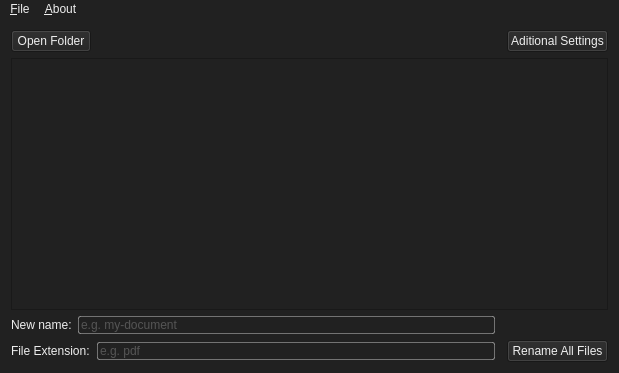
The window that mainwindow.ui (darko3/batch-renamer-gui) describes before a commit, drawn with Qt 5.
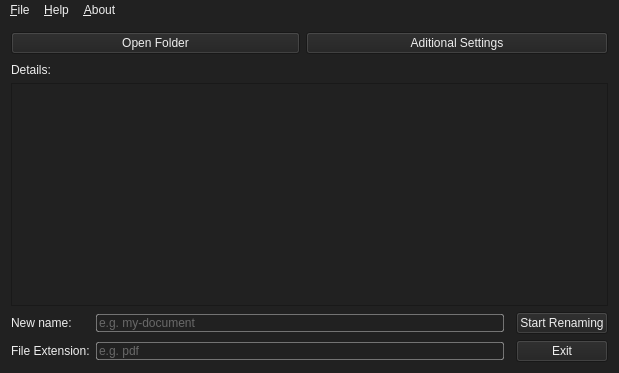
The same window after the commit.

Commit message: Updated interface design

Patch:
```diff
--- a/mainwindow.ui
+++ b/mainwindow.ui
@@ -18,8 +18,30 @@
 background-color: #212121;</string>
   </property>
   <widget class="QWidget" name="centralWidget">
-   <layout class="QGridLayout" name="gridLayout">
-    <item row="2" column="1" colspan="2">
+   <property name="enabled">
+    <bool>true</bool>
+   </property>
+   <layout class="QGridLayout" name="gridLayout" columnstretch="1,3,0,3,0,0">
+    <property name="horizontalSpacing">
+     <number>6</number>
+    </property>
+    <item row="1" column="0" colspan="2">
+     <spacer name="horizontalSpacer">
+      <property name="orientation">
+       <enum>Qt::Horizontal</enum>
+      </property>
+      <property name="sizeType">
+       <enum>QSizePolicy::Expanding</enum>
+      </property>
+      <property name="sizeHint" stdset="0">
+       <size>
+        <width>40</width>
+        <height>3</height>
+       </size>
+      </property>
+     </spacer>
+    </item>
+    <item row="5" column="1" colspan="3">
      <widget class="QLineEdit" name="newFileName">
       <property name="focusPolicy">
        <enum>Qt::StrongFocus</enum>
@@ -29,7 +51,7 @@
       </property>
       <property name="styleSheet">
        <string notr="true">QLineEdit {
-	color: rgba(238, 238, 238, 0.5);
+	color: rgba(238, 238, 238, 0.7);
 	border: 1px solid rgba(238, 238, 238, 0.4);
 	border-radius: 2px;
 }
@@ -48,14 +70,14 @@
       </property>
      </widget>
     </item>
-    <item row="2" column="0">
+    <item row="5" column="0">
      <widget class="QLabel" name="newNameLabel">
       <property name="text">
        <string>New name:</string>
       </property>
      </widget>
     </item>
-    <item row="1" column="0" colspan="5">
+    <item row="3" column="0" colspan="6">
      <widget class="QPlainTextEdit" name="log">
       <property name="enabled">
        <bool>true</bool>
@@ -80,21 +102,50 @@
       </property>
      </widget>
     </item>
-    <item row="3" column="0" colspan="2">
+    <item row="0" column="0" colspan="3">
+     <widget class="QPushButton" name="openFolderButton">
+      <property name="toolTip">
+       <string>&lt;html&gt;&lt;head/&gt;&lt;body&gt;&lt;p&gt;Open the directory where the files that you want to rename are in.&lt;/p&gt;&lt;/body&gt;&lt;/html&gt;</string>
+      </property>
+      <property name="styleSheet">
+       <string notr="true"/>
+      </property>
+      <property name="text">
+       <string>Open Folder</string>
+      </property>
+      <property name="autoDefault">
+       <bool>false</bool>
+      </property>
+      <property name="default">
+       <bool>false</bool>
+      </property>
+      <property name="flat">
+       <bool>false</bool>
+      </property>
+     </widget>
+    </item>
+    <item row="6" column="0">
      <widget class="QLabel" name="fileExtensionLabel">
       <property name="text">
        <string>File Extension:</string>
       </property>
      </widget>
     </item>
-    <item row="3" column="2">
+    <item row="2" column="0">
+     <widget class="QLabel" name="label">
+      <property name="text">
+       <string>Details:</string>
+      </property>
+     </widget>
+    </item>
+    <item row="6" column="1" colspan="3">
      <widget class="QLineEdit" name="fileExtension">
       <property name="whatsThis">
        <string>&lt;html&gt;&lt;head/&gt;&lt;body&gt;&lt;p&gt;By filling in this field you can specify a file extension for your files. This is not required.&lt;/p&gt;&lt;/body&gt;&lt;/html&gt;</string>
       </property>
       <property name="styleSheet">
        <string notr="true">QLineEdit {
-	color: rgba(238, 238, 238, 0.5);
+	color: rgba(238, 238, 238, 0.7);
 	border: 1px solid rgba(238, 238, 238, 0.4);
 	border-radius: 2px;
 }
@@ -116,30 +167,24 @@
       </property>
      </widget>
     </item>
-    <item row="0" column="4">
+    <item row="0" column="3" colspan="3">
      <widget class="QPushButton" name="aditionalSettingsButton">
       <property name="text">
        <string>Aditional Settings</string>
       </property>
      </widget>
     </item>
-    <item row="3" column="4">
+    <item row="6" column="5">
+     <widget class="QPushButton" name="exitButton">
+      <property name="text">
+       <string>Exit</string>
+      </property>
+     </widget>
+    </item>
+    <item row="5" column="5">
      <widget class="QPushButton" name="renameButton">
       <property name="text">
-       <string>Rename All Files</string>
-      </property>
-     </widget>
-    </item>
-    <item row="0" column="0" colspan="2">
-     <widget class="QPushButton" name="openFolderButton">
-      <property name="toolTip">
-       <string>&lt;html&gt;&lt;head/&gt;&lt;body&gt;&lt;p&gt;Open the directory where the files that you want to rename are in.&lt;/p&gt;&lt;/body&gt;&lt;/html&gt;</string>
-      </property>
-      <property name="styleSheet">
-       <string notr="true"/>
-      </property>
-      <property name="text">
-       <string>Open Folder</string>
+       <string>Start Renaming</string>
       </property>
      </widget>
     </item>
@@ -151,15 +196,29 @@
      <x>0</x>
      <y>0</y>
      <width>619</width>
-     <height>25</height>
+     <height>27</height>
     </rect>
    </property>
    <property name="autoFillBackground">
     <bool>false</bool>
    </property>
    <property name="styleSheet">
-    <string notr="true">QMenu::hover {
-	background-color: #616161;
+    <string notr="true">QMenuBar {
+	padding-top: 1px;
+}
+QMenuBar::selected {
+	background-color: rgba(238, 238, 238,0.5);
+}
+QMenuBar::item::pressed {
+	background-color: rgba(238, 238, 238,0.2);
+}
+QMenu::item {
+	color: #EEEEEE;
+	background-color: rgba(117, 117, 117,1.0);
+}
+QMenu::item::selected {
+	color: #EEEEEE;
+	background-color: rgba(238, 238, 238,0.2);
 }</string>
    </property>
    <property name="defaultUp">
@@ -194,7 +253,13 @@
     <addaction name="actionAuthor"/>
     <addaction name="actionBatchFileRenamer"/>
    </widget>
+   <widget class="QMenu" name="menu_Help">
+    <property name="title">
+     <string>&amp;Help</string>
+    </property>
+   </widget>
    <addaction name="menuFile"/>
+   <addaction name="menu_Help"/>
    <addaction name="menuAbout"/>
   </widget>
   <action name="actionOpen_Folder">
```
Left out of the diff: 30 changed lines with no effect on the pictures. The commit also changes 1 other file.
